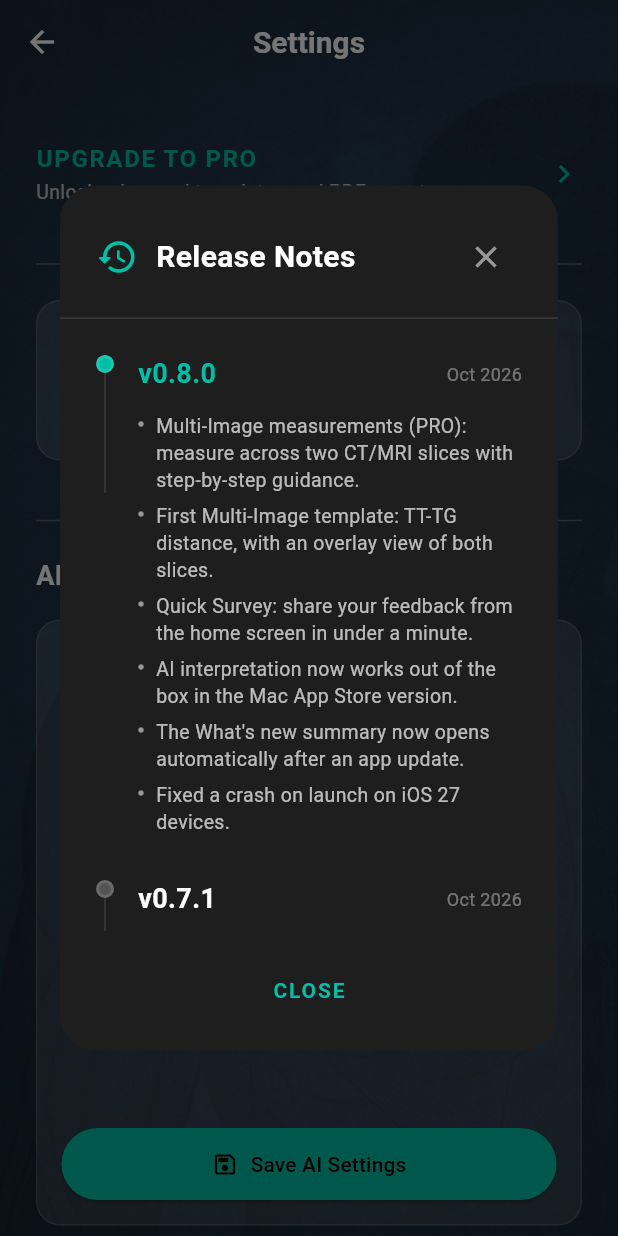
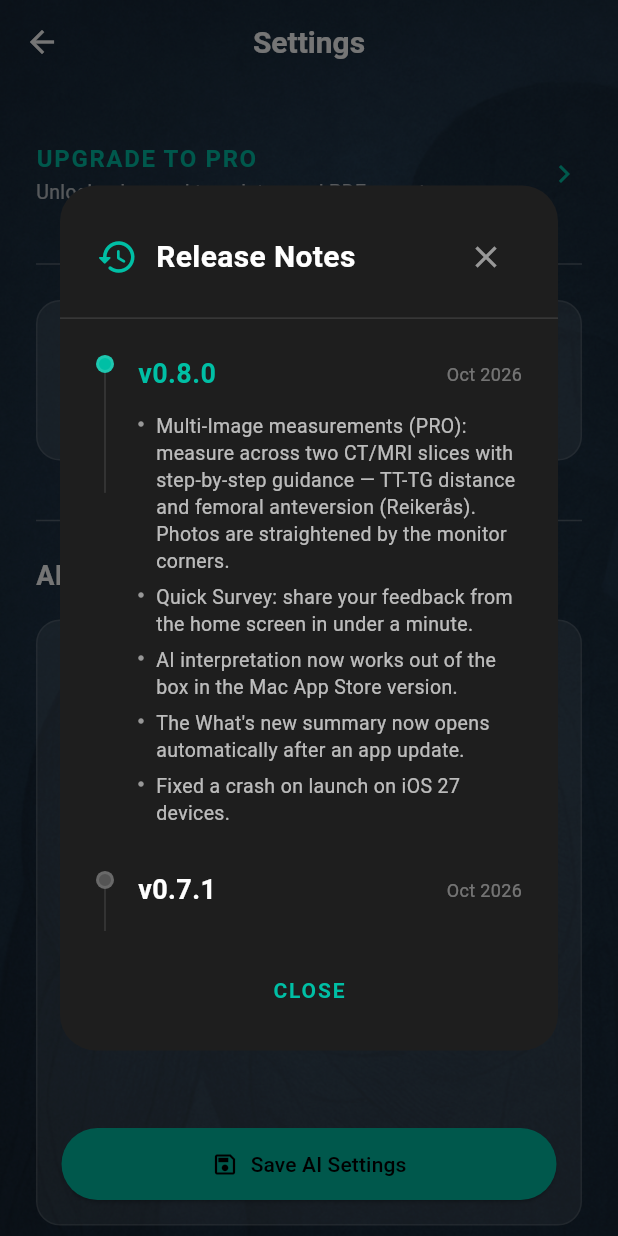
Before and after one commit to ilkereren/orthoquantmd, a Flutter app: the SettingsScreen screen opened directly, on a phone screen of 412 x 824 dp. Run offline on Flutter 3.47's test engine with Material 3 defaults, Android fonts, the phone set to English and light mode, and no system bars; our stand-ins replace app_links, camera, file_picker, flutter_markdown, image_cropper, image_picker and 5 more; missing offline and left inert: desktop_drop, gal, purchases_flutter, receive_sharing_intent, tutorial_coach_mark, window_manager; accounts and stored records are empty.

Commit message:
docs(release): describe multi-image templates and monitor alignment in 0.8.0 notes
Co-Authored-By: Claude Opus 5.5 <noreply@anthropic.com>

```diff
--- a/lib/main.dart
+++ b/lib/main.dart
@@ -1212,14 +1212,9 @@ class _HomePageState extends State<HomePage> with WidgetsBindingObserver {
                     title: 'Multi-Image measurements',
                     detail:
                         'Measure across two CT or MRI slices with '
-                        'step-by-step guidance. Available with PRO.',
-                  ),
-                  const _WhatsNewItem(
-                    title: 'TT-TG distance',
-                    detail:
-                        'The first Multi-Image template: mark the trochlea '
-                        'and tibial tuberosity slices and see both in one '
-                        'overlay view.',
+                        'step-by-step guidance: TT-TG distance and femoral '
+                        'anteversion (Reikerås). Photos are straightened by '
+                        'the monitor corners. Available with PRO.',
                   ),
                   const _WhatsNewItem(
                     title: 'Quick Survey',
--- a/lib/screens/settings_screen.dart
+++ b/lib/screens/settings_screen.dart
@@ -1319,8 +1319,7 @@ class _SettingsScreenState extends State<SettingsScreen> {
         'version': 'v0.8.0',
         'date': 'Oct 2026',
         'changes': [
-          'Multi-Image measurements (PRO): measure across two CT/MRI slices with step-by-step guidance.',
-          'First Multi-Image template: TT-TG distance, with an overlay view of both slices.',
+          'Multi-Image measurements (PRO): measure across two CT/MRI slices with step-by-step guidance — TT-TG distance and femoral anteversion (Reikerås). Photos are straightened by the monitor corners.',
           'Quick Survey: share your feedback from the home screen in under a minute.',
           'AI interpretation now works out of the box in the Mac App Store version.',
           "The What's new summary now opens automatically after an app update.",
```
Also changed, not shown: 1 other file.
